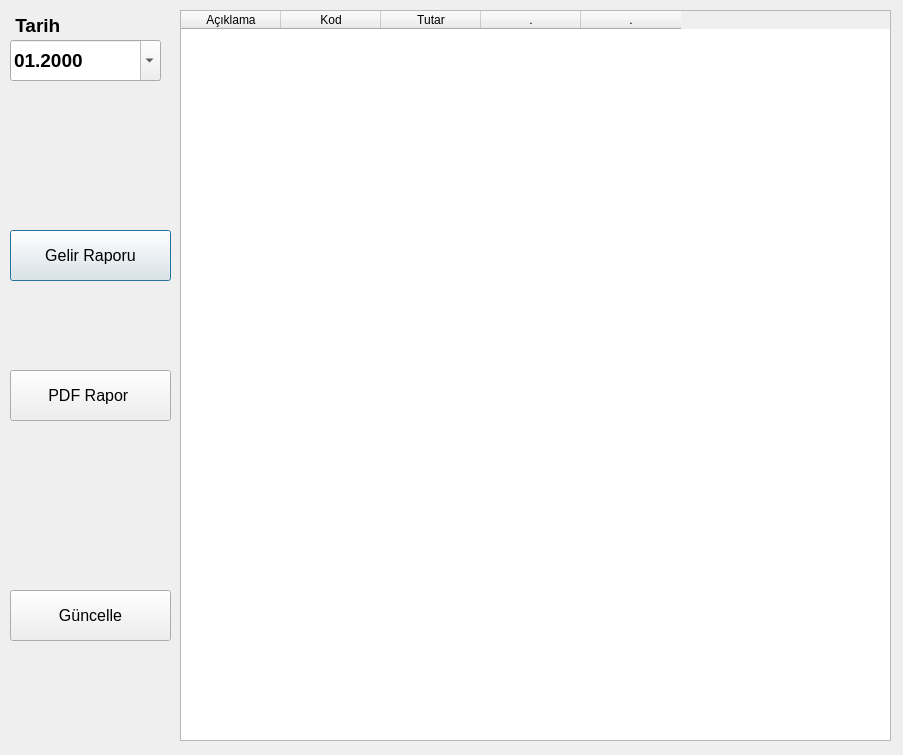
nerdogan/nenra, file gelirtablo.ui: the form before one commit.
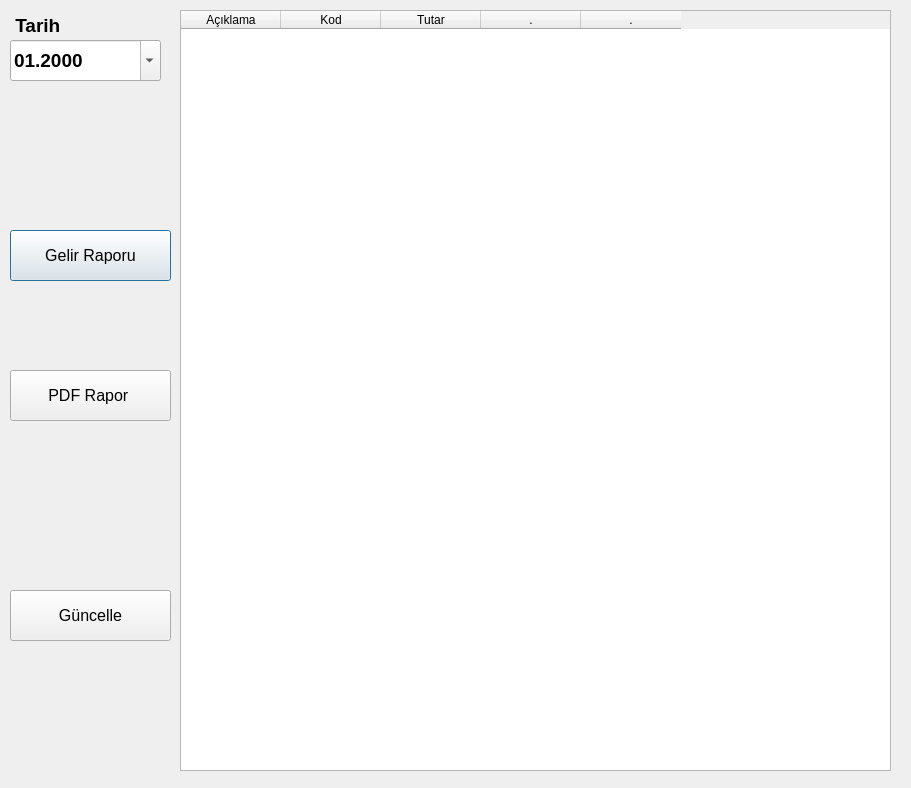
The form after the commit.

Patch:
```diff
--- a/gelirtablo.ui
+++ b/gelirtablo.ui
@@ -6,8 +6,8 @@
    <rect>
     <x>0</x>
     <y>0</y>
-    <width>903</width>
-    <height>755</height>
+    <width>911</width>
+    <height>788</height>
    </rect>
   </property>
   <property name="windowTitle">
@@ -98,7 +98,7 @@
      <x>180</x>
      <y>10</y>
      <width>711</width>
-     <height>731</height>
+     <height>761</height>
     </rect>
    </property>
    <column>
```
Lines whose indentation alone changed are shown as unchanged.
